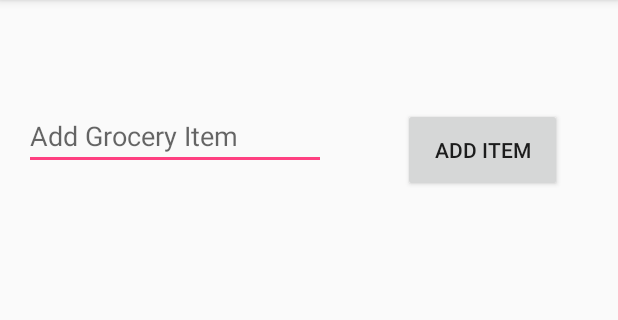
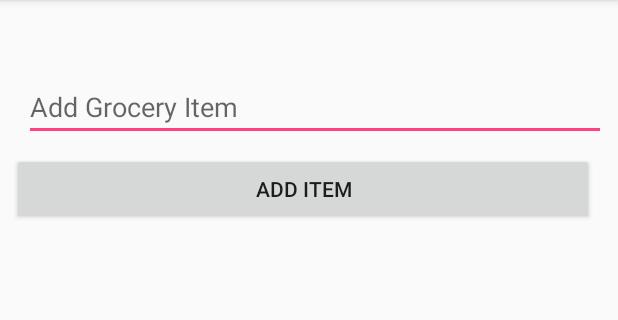
Before and after one commit to surbhi2903/ShoppingListApp, an Android app: the ViewListActivity screen opened directly, with no data from a screen before it, on a phone screen of 412 x 824 dp, the part 84-404 px from its top. Run offline under Robolectric (Android 15) with nearby library versions, the phone set to English and light mode, and no system bars; our stand-ins replace Firebase (no records; nobody signed in at launch, a user with empty details on screens opened directly); 2 statements that could not run were skipped.

Commit message:
Added ShoppingList menu and changed layouts a little bit.

```diff
--- a/app/src/main/res/layout/activity_view_list.xml
+++ b/app/src/main/res/layout/activity_view_list.xml
@@ -10,11 +10,12 @@
 
     <TextView
         android:id="@+id/listName"
-        android:layout_width="208dp"
-        android:layout_height="42dp"
+        android:layout_width="match_parent"
+        android:layout_height="wrap_content"
         android:layout_marginTop="16dp"
         android:text="TextView"
         android:textSize="18sp"
+        android:gravity="center"
         app:layout_constraintEnd_toEndOf="parent"
         app:layout_constraintHorizontal_bias="0.497"
         app:layout_constraintStart_toStartOf="parent"
@@ -22,55 +23,52 @@
 
     <EditText
         android:id="@+id/itemName"
-        android:layout_width="201dp"
+        android:layout_width="match_parent"
         android:layout_height="wrap_content"
         android:layout_alignParentLeft="true"
         android:layout_alignParentStart="true"
         android:layout_alignParentTop="true"
-        android:layout_marginBottom="8dp"
+        android:layout_marginEnd="8dp"
         android:layout_marginLeft="16dp"
+        android:layout_marginRight="8dp"
         android:layout_marginStart="16dp"
-        android:layout_marginTop="68dp"
+        android:layout_marginTop="8dp"
         android:ems="10"
+        android:hint="@string/grocery_hint"
         android:inputType="textPersonName"
-        android:hint="@string/grocery_hint"
-        app:layout_constraintBottom_toBottomOf="parent"
+        app:layout_constraintEnd_toEndOf="parent"
+        app:layout_constraintHorizontal_bias="0.477"
         app:layout_constraintStart_toStartOf="parent"
-        app:layout_constraintTop_toTopOf="parent"
-        app:layout_constraintVertical_bias="0.0" />
+        app:layout_constraintTop_toBottomOf="@+id/listName" />
 
     <Button
         android:id="@+id/addItemBtn"
-        android:layout_width="106dp"
-        android:layout_height="56dp"
-        android:layout_marginBottom="8dp"
+        android:layout_width="match_parent"
+        android:layout_height="wrap_content"
         android:layout_marginEnd="16dp"
         android:layout_marginLeft="8dp"
         android:layout_marginRight="16dp"
         android:layout_marginStart="8dp"
-        android:layout_marginTop="72dp"
+        android:layout_marginTop="8dp"
         android:text="Add item"
-        app:layout_constraintBottom_toBottomOf="parent"
+        app:layout_constraintBottom_toTopOf="@+id/itemLV"
         app:layout_constraintEnd_toEndOf="parent"
-        app:layout_constraintHorizontal_bias="0.675"
-        app:layout_constraintStart_toEndOf="@+id/itemName"
-        app:layout_constraintTop_toTopOf="parent"
+        app:layout_constraintHorizontal_bias="1.0"
+        app:layout_constraintStart_toStartOf="parent"
+        app:layout_constraintTop_toBottomOf="@+id/itemName"
         app:layout_constraintVertical_bias="0.0" />
 
     <ListView
         android:id="@+id/itemLV"
-        android:layout_width="376dp"
-        android:layout_height="299dp"
+        android:layout_width="match_parent"
+        android:layout_height="271dp"
         android:layout_marginBottom="8dp"
         android:layout_marginEnd="8dp"
         android:layout_marginLeft="16dp"
         android:layout_marginRight="8dp"
         android:layout_marginStart="16dp"
-        android:layout_marginTop="8dp"
         app:layout_constraintBottom_toBottomOf="parent"
         app:layout_constraintEnd_toEndOf="parent"
         app:layout_constraintHorizontal_bias="0.75"
-        app:layout_constraintStart_toStartOf="parent"
-        app:layout_constraintTop_toBottomOf="@+id/listName"
-        app:layout_constraintVertical_bias="1.0" />
+        app:layout_constraintStart_toStartOf="parent" />
 </android.support.constraint.ConstraintLayout>
--- a/app/src/main/res/menu/list_activity_menu.xml
+++ b/app/src/main/res/menu/list_activity_menu.xml
@@ -7,4 +7,7 @@
     <item android:id="@+id/roommates"
         android:title="Roommates"
         app:showAsAction="never"/>
+    <item android:id="@+id/shopping_list"
+        android:title="Shopping Lists"
+        app:showAsAction="never"/>
 </menu>
```
Also changed, not shown: app/src/main/java/edu/uga/cs/shoppinglistapp/MainActivity.java (+27 -4 lines), app/src/main/java/edu/uga/cs/shoppinglistapp/RoommatesActivity.java (+16 -1 lines), app/src/main/java/edu/uga/cs/shoppinglistapp/ViewListActivity.java (+9 -0 lines), app/src/main/res/layout/activity_main.xml (+4 -3 lines), app/src/main/res/layout/activity_roommates.xml (+11 -15 lines).
